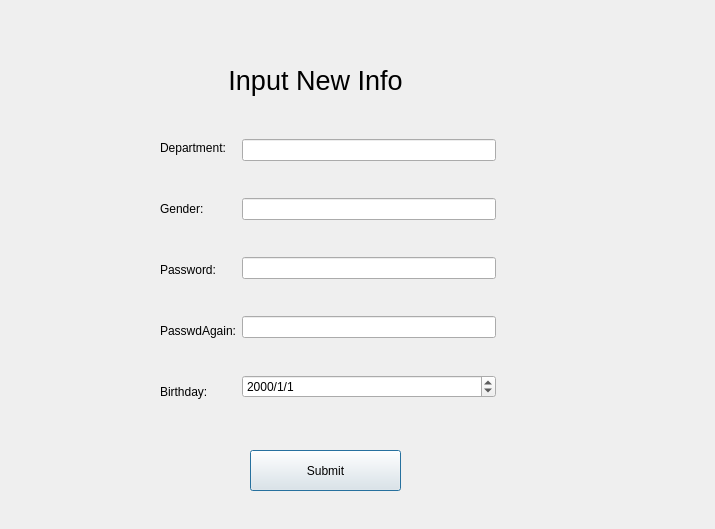
Qt form Jobs-of-SoftwareEngineer/Codeing/Scut/updateinfo.ui (CSLP/CPP) before a commit.
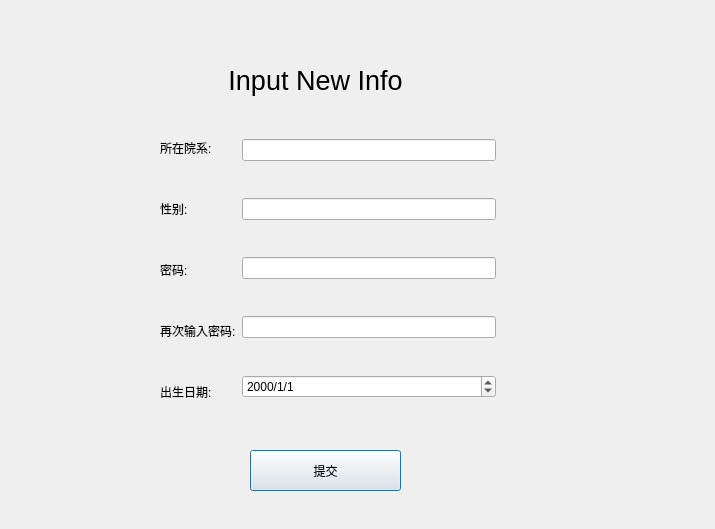
The same form after that commit.

Patch:
```diff
--- a/Jobs-of-SoftwareEngineer/Codeing/Scut/updateinfo.ui
+++ b/Jobs-of-SoftwareEngineer/Codeing/Scut/updateinfo.ui
@@ -28,35 +28,35 @@
       <item>
        <widget class="QLabel" name="label_3">
         <property name="text">
-         <string>Department:</string>
+         <string>所在院系:</string>
         </property>
        </widget>
       </item>
       <item>
        <widget class="QLabel" name="label_5">
         <property name="text">
-         <string>Gender:</string>
+         <string>性别:</string>
         </property>
        </widget>
       </item>
       <item>
        <widget class="QLabel" name="label_6">
         <property name="text">
-         <string>Password:</string>
+         <string>密码:</string>
         </property>
        </widget>
       </item>
       <item>
        <widget class="QLabel" name="label_9">
         <property name="text">
-         <string>PasswdAgain:</string>
+         <string>再次输入密码:</string>
         </property>
        </widget>
       </item>
       <item>
        <widget class="QLabel" name="label_4">
         <property name="text">
-         <string>Birthday:</string>
+         <string>出生日期:</string>
         </property>
        </widget>
       </item>
@@ -129,7 +129,7 @@
     </rect>
    </property>
    <property name="text">
-    <string>Submit</string>
+    <string>提交</string>
    </property>
   </widget>
  </widget>
```
